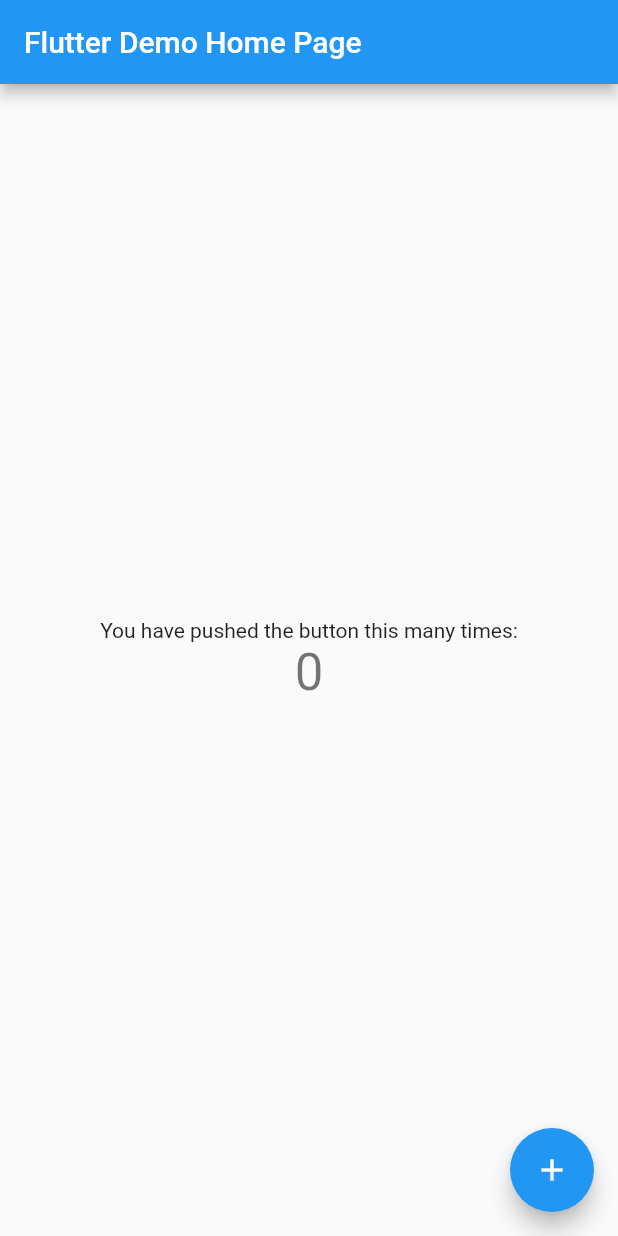
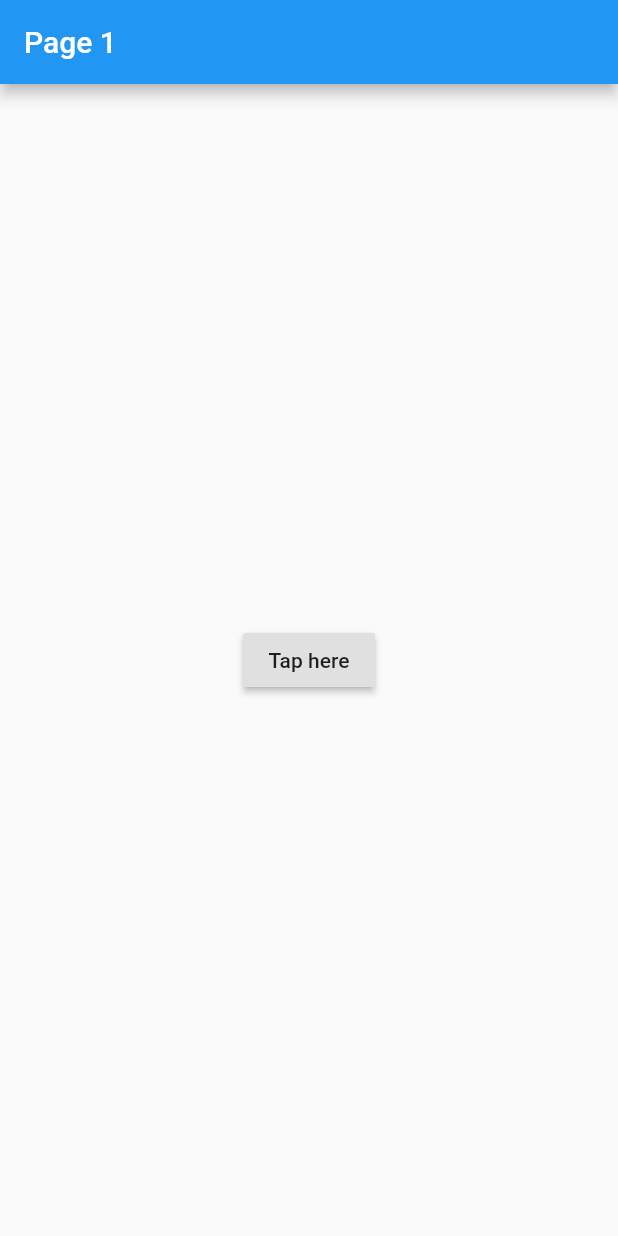
Before and after one commit to kiyokawakouji/Queens-Tech-Lab-Task3, a Flutter app: the screen it shows after launch, on a phone screen of 412 x 824 dp. Run offline on Flutter 3.47's test engine with Material 2 defaults, Android fonts, the phone set to English and light mode, and no system bars.

Commit message:
シンプルな画面遷移 Page1 ⇄ Page2

```diff
--- a/lib/main.dart
+++ b/lib/main.dart
@@ -1,117 +1,56 @@
 import 'package:flutter/material.dart';
+import 'package:queens_tech_lab_task3/next_page.dart';
 
 void main() {
   runApp(MyApp());
 }
 
 class MyApp extends StatelessWidget {
-  // This widget is the root of your application.
   @override
   Widget build(BuildContext context) {
     return MaterialApp(
       title: 'Flutter Demo',
       theme: ThemeData(
-        // This is the theme of your application.
-        //
-        // Try running your application with "flutter run". You'll see the
-        // application has a blue toolbar. Then, without quitting the app, try
-        // changing the primarySwatch below to Colors.green and then invoke
-        // "hot reload" (press "r" in the console where you ran "flutter run",
-        // or simply save your changes to "hot reload" in a Flutter IDE).
-        // Notice that the counter didn't reset back to zero; the application
-        // is not restarted.
         primarySwatch: Colors.blue,
-        // This makes the visual density adapt to the platform that you run
-        // the app on. For desktop platforms, the controls will be smaller and
-        // closer together (more dense) than on mobile platforms.
         visualDensity: VisualDensity.adaptivePlatformDensity,
       ),
-      home: MyHomePage(title: 'Flutter Demo Home Page'),
+      home: MyHomePage(title: 'Page 1'),
     );
   }
 }
 
 class MyHomePage extends StatefulWidget {
-  MyHomePage({Key key, this.title}) : super(key: key);
-
-  // This widget is the home page of your application. It is stateful, meaning
-  // that it has a State object (defined below) that contains fields that affect
-  // how it looks.
-
-  // This class is the configuration for the state. It holds the values (in this
-  // case the title) provided by the parent (in this case the App widget) and
-  // used by the build method of the State. Fields in a Widget subclass are
-  // always marked "final".
+  MyHomePage({Key key, this.title, this.text}) : super(key: key);
 
   final String title;
+  final String text;
 
   @override
   _MyHomePageState createState() => _MyHomePageState();
 }
 
 class _MyHomePageState extends State<MyHomePage> {
-  int _counter = 0;
 
-  void _incrementCounter() {
-    setState(() {
-      // This call to setState tells the Flutter framework that something has
-      // changed in this State, which causes it to rerun the build method below
-      // so that the display can reflect the updated values. If we changed
-      // _counter without calling setState(), then the build method would not be
-      // called again, and so nothing would appear to happen.
-      _counter++;
-    });
-  }
 
   @override
   Widget build(BuildContext context) {
-    // This method is rerun every time setState is called, for instance as done
-    // by the _incrementCounter method above.
-    //
-    // The Flutter framework has been optimized to make rerunning build methods
-    // fast, so that you can just rebuild anything that needs updating rather
-    // than having to individually change instances of widgets.
     return Scaffold(
       appBar: AppBar(
-        // Here we take the value from the MyHomePage object that was created by
-        // the App.build method, and use it to set our appbar title.
         title: Text(widget.title),
       ),
       body: Center(
-        // Center is a layout widget. It takes a single child and positions it
-        // in the middle of the parent.
-        child: Column(
-          // Column is also a layout widget. It takes a list of children and
-          // arranges them vertically. By default, it sizes itself to fit its
-          // children horizontally, and tries to be as tall as its parent.
-          //
-          // Invoke "debug painting" (press "p" in the console, choose the
-          // "Toggle Debug Paint" action from the Flutter Inspector in Android
-          // Studio, or the "Toggle Debug Paint" command in Visual Studio Code)
-          // to see the wireframe for each widget.
-          //
-          // Column has various properties to control how it sizes itself and
-          // how it positions its children. Here we use mainAxisAlignment to
-          // center the children vertically; the main axis here is the vertical
-          // axis because Columns are vertical (the cross axis would be
-          // horizontal).
-          mainAxisAlignment: MainAxisAlignment.center,
-          children: <Widget>[
-            Text(
-              'You have pushed the button this many times:',
-            ),
-            Text(
-              '$_counter',
-              style: Theme.of(context).textTheme.headline4,
-            ),
-          ],
+        child: RaisedButton(
+          child: Text("Tap here"),
+          onPressed: () {
+            Navigator.push(
+              context,
+              MaterialPageRoute(       // 遷移先のページ
+                  builder: (context) => NextPage(),
+              ),
+            );
+          },
         ),
       ),
-      floatingActionButton: FloatingActionButton(
-        onPressed: _incrementCounter,
-        tooltip: 'Increment',
-        child: Icon(Icons.add),
-      ), // This trailing comma makes auto-formatting nicer for build methods.
     );
   }
 }
```
Also changed, not shown: lib/next_page.dart (added, +20 -0 lines), 3 other files.
